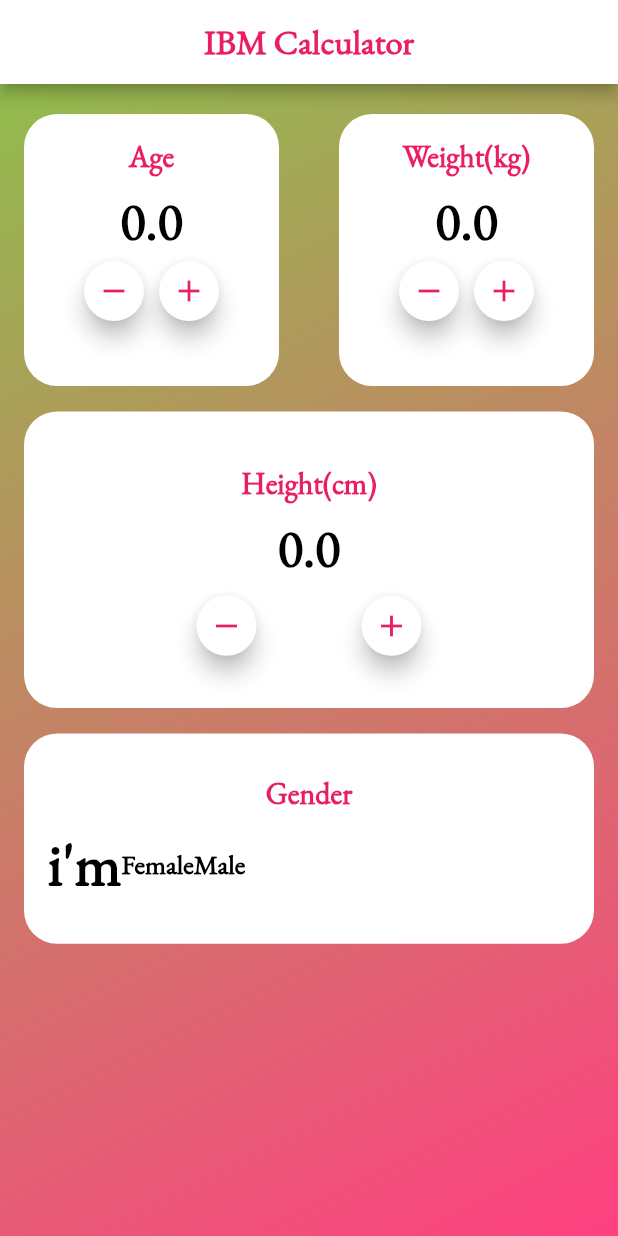
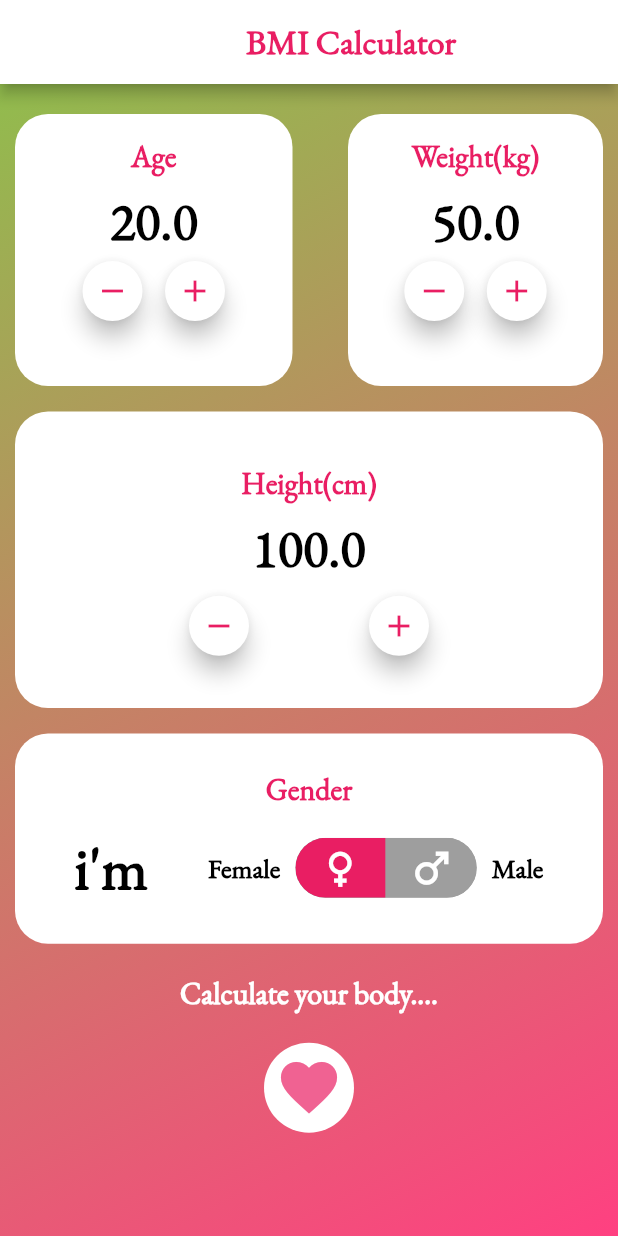
Before and after one commit to KavyaParengal/Advanced_BMI, a Flutter app: the BMI_Calculator screen opened directly, on a phone screen of 412 x 824 dp. Run offline on Flutter 3.47's test engine with Material 2 defaults, Android fonts, the phone set to English and light mode, and no system bars; drawn by our look-alikes of toggle_switch.

Commit message:
Second commit

```diff
--- a/lib/bmi.dart
+++ b/lib/bmi.dart
@@ -1,5 +1,7 @@
 
+import 'package:advanced_bmi/result.dart';
 import 'package:flutter/material.dart';
+import 'package:toggle_switch/toggle_switch.dart';
 
 class BMI_Calculator extends StatefulWidget {
   const BMI_Calculator({Key? key}) : super(key: key);
@@ -10,9 +12,10 @@ class BMI_Calculator extends StatefulWidget {
 
 class _BMI_CalculatorState extends State<BMI_Calculator> {
 
-  double weight=0;
-  double age=0;
-  double height=0;
+  double weight=50;
+  double age=20;
+  double height=100;
+  late double gender;
 
   @override
   Widget build(BuildContext context) {
@@ -25,19 +28,19 @@ class _BMI_CalculatorState extends State<BMI_Calculator> {
       child: Scaffold(
         backgroundColor: Colors.transparent,
         appBar: AppBar(
-          title: Center(child: Text('IBM Calculator',style: TextStyle(fontSize: 23,fontWeight: FontWeight.bold,color: Colors.pink),)),
+          title: Center(child: Text('BMI Calculator',style: TextStyle(fontSize: 23,fontWeight: FontWeight.bold,color: Colors.pink),)),
           backgroundColor: Colors.white,
         ),
         body: Column(
           children: [
             Padding(
-              padding: const EdgeInsets.only(top: 20,left: 16,right: 16),
+              padding: const EdgeInsets.only(top: 20,left: 10,right: 10),
               child: Row(
                 mainAxisAlignment: MainAxisAlignment.spaceBetween,
                 children: [
                   Container(
                     height: MediaQuery.of(context).size.height*0.22,
-                    width: 170,
+                    width: 185,
                     decoration: BoxDecoration(
                         color: Colors.white,
                         borderRadius: BorderRadius.circular(22)
@@ -66,7 +69,7 @@ class _BMI_CalculatorState extends State<BMI_Calculator> {
                                 },
                               ),
                             ),
-                            SizedBox(width: 10,),
+                            SizedBox(width: 15,),
                             Container(
                               width: 40,
                               height: 40,
@@ -117,7 +120,7 @@ class _BMI_CalculatorState extends State<BMI_Calculator> {
                                 },
                               ),
                             ),
-                            SizedBox(width: 10,),
+                            SizedBox(width: 15,),
                             Container(
                               width: 40,
                               height: 40,
@@ -141,7 +144,7 @@ class _BMI_CalculatorState extends State<BMI_Calculator> {
               ),
             ),
             Padding(
-              padding: const EdgeInsets.only(top: 17,left: 16,right: 16),
+              padding: const EdgeInsets.only(top: 17,left: 10,right: 10),
               child: Container(
                 height: MediaQuery.of(context).size.height*0.24,
                 width: MediaQuery.of(context).size.width,
@@ -173,7 +176,7 @@ class _BMI_CalculatorState extends State<BMI_Calculator> {
                             },
                           ),
                         ),
-                        SizedBox(width: 70,),
+                        SizedBox(width: 80,),
                         Container(
                           width: 40,
                           height: 40,
@@ -196,7 +199,7 @@ class _BMI_CalculatorState extends State<BMI_Calculator> {
               ),
             ),
             Padding(
-              padding: const EdgeInsets.only(top: 17,left: 16,right: 16),
+              padding: const EdgeInsets.only(top: 17,left: 10,right: 10),
               child: Container(
                 height: MediaQuery.of(context).size.height*0.17,
                 width: MediaQuery.of(context).size.width,
@@ -208,13 +211,33 @@ class _BMI_CalculatorState extends State<BMI_Calculator> {
                   mainAxisAlignment: MainAxisAlignment.center,
                   children: [
                     Text('Gender',style: TextStyle(fontSize: 20,fontWeight: FontWeight.bold,color: Colors.pink),),
-                    SizedBox(height: 8,),
+                    SizedBox(height: 13,),
                     Padding(
                       padding: const EdgeInsets.only(left: 16,right: 16),
                       child: Row(
+                        mainAxisAlignment: MainAxisAlignment.center,
                         children: [
                           Text("i'm",style: TextStyle(fontSize: 40,fontWeight: FontWeight.bold,color: Colors.black),),
+                          SizedBox(width:40),
                           Text('Female',style: TextStyle(fontSize: 18,fontWeight: FontWeight.bold,color: Colors.black),),
+                          SizedBox(width:10),
+                          ToggleSwitch(
+                            minWidth: 60.0,
+                            initialLabelIndex: 0,
+                            cornerRadius: 20.0,
+                            activeFgColor: Colors.white,
+                            inactiveBgColor: Colors.grey,
+                            inactiveFgColor: Colors.white,
+                            totalSwitches: 2,
+                            icons: [Icons.female,Icons.male],
+                            iconSize: 33,
+                            activeBgColors: [[Colors.pink],[Colors.pink]],
+                            onToggle: (index) {
+                              print('switched to: $index');
+                              gender=double.parse(index.toString());
+                            },
+                          ),
+                          SizedBox(width:10),
                           Text('Male',style: TextStyle(fontSize: 18,fontWeight: FontWeight.bold,color: Colors.black),),
                         ],
                       ),
@@ -224,7 +247,19 @@ class _BMI_CalculatorState extends State<BMI_Calculator> {
 
               ),
             ),
-
+            SizedBox(height: 20,),
+            Text('Calculate your body....',style: TextStyle(fontSize: 20,fontWeight: FontWeight.bold,color: Colors.white),),
+            SizedBox(height: 20,),
+            GestureDetector(
+              onTap: (){
+                Navigator.push(context, MaterialPageRoute(builder: (context)=>Result(age:age,weight:weight,height:height,gender: gender)));
+              },
+              child: CircleAvatar(
+                radius: 30,
+                backgroundColor: Colors.white,
+                child: Icon(Icons.favorite,color: Colors.pink[300],size: 45,),
+              ),
+            )
           ],
         ),
       ),
--- a/lib/main.dart
+++ b/lib/main.dart
@@ -1,4 +1,5 @@
 import 'package:advanced_bmi/bmi.dart';
+import 'package:advanced_bmi/startpage.dart';
 import 'package:flutter/material.dart';
 
 void main() {
@@ -18,7 +19,7 @@ class MyApp extends StatelessWidget {
         primarySwatch: Colors.blue,
       ),
       debugShowCheckedModeBanner: false,
-      home: BMI_Calculator(),
+      home: Start(),
     );
   }
 }
--- a/pubspec.yaml
+++ b/pubspec.yaml
@@ -35,6 +35,8 @@ dependencies:
   # The following adds the Cupertino Icons font to your application.
   # Use with the CupertinoIcons class for iOS style icons.
   cupertino_icons: ^1.0.2
+  lite_rolling_switch: ^1.0.1
+  toggle_switch: ^2.1.0
 
 dev_dependencies:
   flutter_test:
@@ -62,6 +64,7 @@ flutter:
   assets:
     - images/female.png
     - images/male.png
+    - images/ibm.png
   #   - images/a_dot_ham.jpeg
 
   # An image asset can refer to one or more resolution-specific "variants", see
```
Also changed, not shown: lib/result.dart (added, +139 -0 lines), lib/startpage.dart (added, +59 -0 lines), images/ibm.png (added), pubspec.lock.
